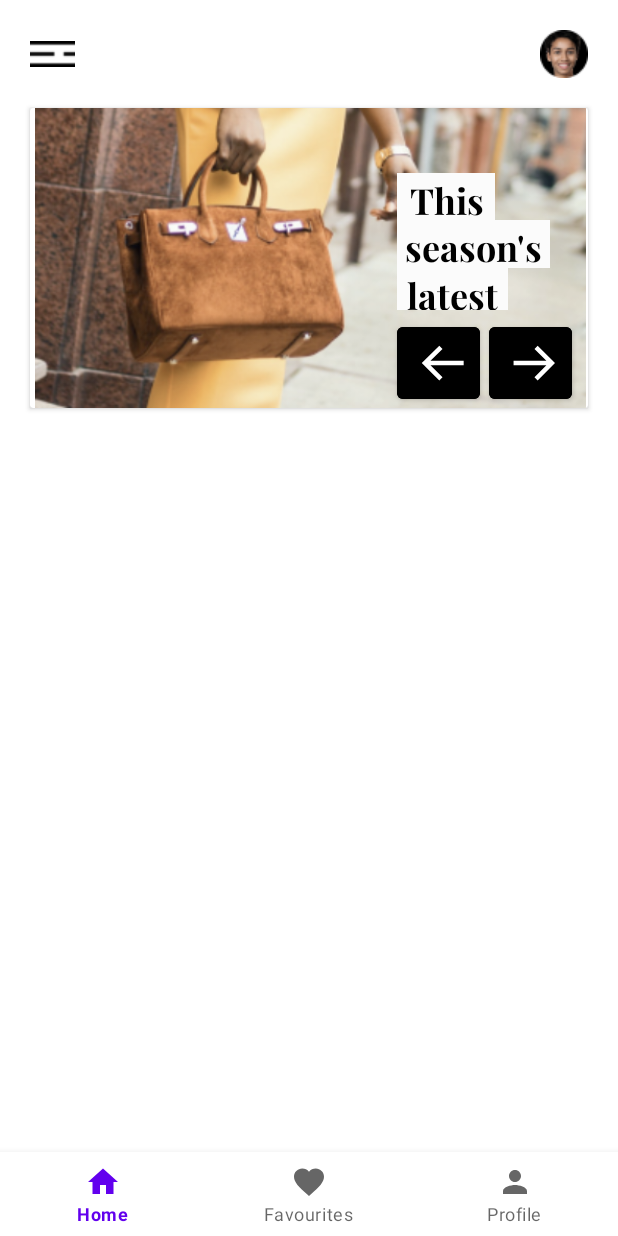
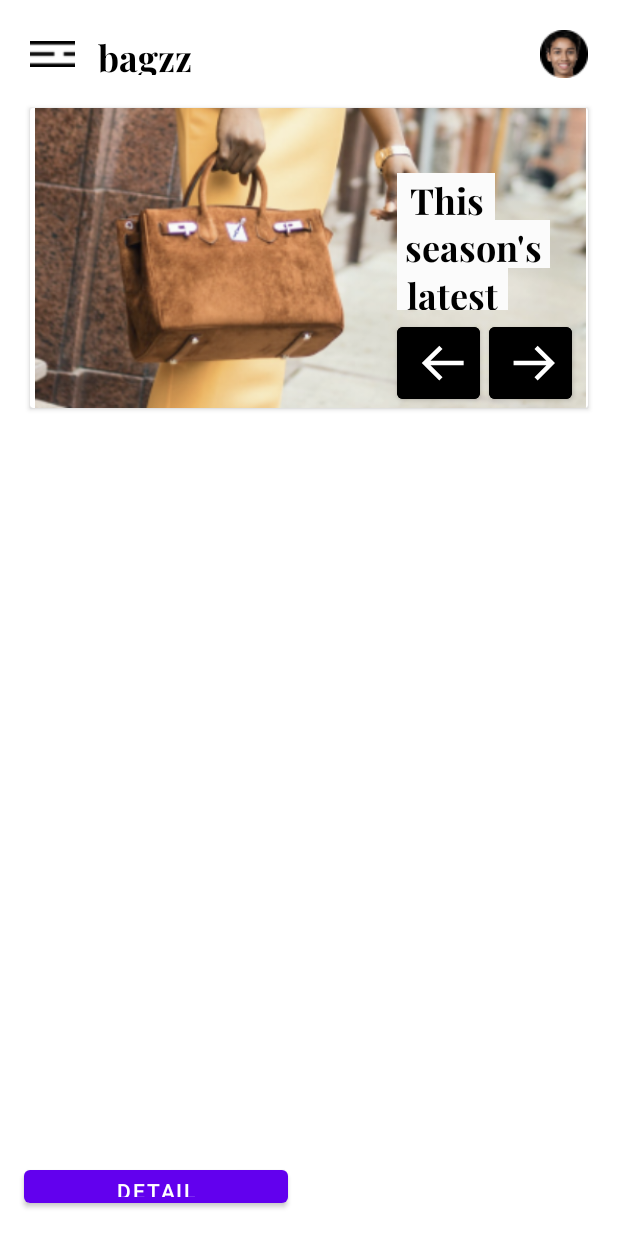
Before and after one commit to Hepsiburada-Mobil-Android-Bootcamp/GroupF-CantaSepeti, an Android app: the HomeFragment screen opened through its navigation route, on a phone screen of 412 x 824 dp. Run offline under Robolectric (Android 15) with nearby library versions, the phone set to English and light mode, and no system bars; our stand-ins replace Firebase (no records; nobody signed in at launch, a user with empty details on screens opened directly), data binding, navigation-ui.

```diff
--- a/app/build.gradle
+++ b/app/build.gradle
@@ -1,7 +1,8 @@
 plugins {
     id 'com.android.application'
     id 'kotlin-android'
-    id 'androidx.navigation.safeargs.kotlin'
+    id 'com.google.gms.google-services'
+     id 'androidx.navigation.safeargs.kotlin'
 
 }
 
@@ -45,6 +46,7 @@ dependencies {
     implementation 'com.google.android.material:material:1.4.0'
     implementation 'androidx.constraintlayout:constraintlayout:2.1.1'
     implementation 'androidx.legacy:legacy-support-v4:1.0.0'
+    implementation 'com.google.firebase:firebase-firestore:23.0.4'
     testImplementation 'junit:junit:4.13'
     androidTestImplementation 'androidx.test.ext:junit:1.1.3'
     androidTestImplementation 'androidx.test.espresso:espresso-core:3.4.0'
--- a/app/src/main/java/com/android/cantasepeti/adapter/ProductAdapter.kt
+++ b/app/src/main/java/com/android/cantasepeti/adapter/ProductAdapter.kt
@@ -13,7 +13,7 @@ class ProductAdapter(private val listProduct:ArrayList<Product>) :RecyclerView.A
     inner class ProductViewHolder(private val binding:ItemCardDesignBinding):RecyclerView.ViewHolder(binding.root){
 
         fun bind(product: Product) {
-            // olmadı viewbinding problem olabilir
+           binding.product = product
         }
 
     }
--- a/app/src/main/java/com/android/cantasepeti/view/tabs/HomeFragment.kt
+++ b/app/src/main/java/com/android/cantasepeti/view/tabs/HomeFragment.kt
@@ -7,31 +7,41 @@ import android.view.LayoutInflater
 import android.view.View
 import android.view.ViewGroup
 import android.widget.ImageView
+import androidx.databinding.DataBindingUtil
 import androidx.navigation.findNavController
+import androidx.recyclerview.widget.LinearLayoutManager
 import com.android.cantasepeti.R
+import com.android.cantasepeti.adapter.ProductAdapter
 import com.android.cantasepeti.databinding.FragmentHomeBinding
+import com.android.cantasepeti.entity.Product
 import com.android.cantasepeti.view.MainActivity
+import com.google.firebase.firestore.FirebaseFirestore
 
 class HomeFragment : Fragment() {
 
-    private var binding : FragmentHomeBinding? = null
+     var binding : FragmentHomeBinding? = null
+    private var firestore: FirebaseFirestore? = null
 
     override fun onCreateView(inflater: LayoutInflater, container: ViewGroup?, savedInstanceState: Bundle?): View? {
-        binding = FragmentHomeBinding.inflate(inflater, container, false)
-        (requireActivity() as MainActivity).showBottomNavigationBar()
+
+        binding =  DataBindingUtil.inflate(inflater,R.layout.fragment_home, container, false)
+
+
 
         binding?.buttonNext?.setOnClickListener {
             binding?.imageViewCard?.setImageResource(R.drawable.image_two)
         }
-         startSlider()
 
+        startSlider()
+        initProducts()
+        bindQuestions()
 
         binding?.btnMove?.setOnClickListener {
             val action = HomeFragmentDirections.actionHomeFragmentToDetailFragment()
             it.findNavController().navigate(action)
         }
 
-        val reycler_view = binding?.listRecyclerView
+        firestore = FirebaseFirestore.getInstance()
 
         return binding?.root
     }
@@ -54,4 +64,19 @@ class HomeFragment : Fragment() {
         }
     }
 
+    private fun initProducts(){
+        binding?.listRecyclerView?.layoutManager = LinearLayoutManager(context,LinearLayoutManager.VERTICAL,false)
+    }
+
+    private fun bindQuestions(){
+       firestore?.collection("products")?.get()?.addOnSuccessListener{ snapshot ->
+           snapshot.toObjects(Product::class.java)?.let { products ->
+               binding?.listRecyclerView?.adapter = ProductAdapter(products as ArrayList<Product>)
+           }
+
+
+       }
+    }
+
+
 }
--- a/app/src/main/res/layout/fragment_home.xml
+++ b/app/src/main/res/layout/fragment_home.xml
@@ -2,10 +2,8 @@
 <layout xmlns:android="http://schemas.android.com/apk/res/android"
     xmlns:app="http://schemas.android.com/apk/res-auto"
     xmlns:tools="http://schemas.android.com/tools">
-    <data>
-        <variable
-            name="product" type="com.android.cantasepeti.entity.Product" />
-    </data>
+
+
 <androidx.constraintlayout.widget.ConstraintLayout
     android:layout_width="match_parent"
     android:layout_height="match_parent"
@@ -44,7 +42,7 @@
         android:fontFamily="@font/playfair_display_bold"
 
         android:gravity="center_vertical"
-        android:text="@{product.name}"
+        android:text="@string/bagzz"
         android:textColor="@color/black"
         android:textSize="24sp"
         app:layout_constraintStart_toEndOf="@+id/imageView"
@@ -175,6 +173,7 @@
         android:layout_height="374dp"
         android:layout_marginStart="20dp"
         android:layout_marginTop="20dp"
+
         android:layout_marginEnd="20dp"
         app:layout_constraintEnd_toEndOf="parent"
         app:layout_constraintStart_toStartOf="parent"
--- a/build.gradle
+++ b/build.gradle
@@ -7,7 +7,8 @@ buildscript {
     dependencies {
         classpath "com.android.tools.build:gradle:7.0.2"
         classpath "org.jetbrains.kotlin:kotlin-gradle-plugin:1.5.31"
-        classpath "androidx.navigation:navigation-safe-args-gradle-plugin:2.3.5"
+        classpath 'com.google.gms:google-services:4.3.10'
+         classpath "androidx.navigation:navigation-safe-args-gradle-plugin:2.3.5"
 
         // NOTE: Do not place your application dependencies here; they belong
         // in the individual module build.gradle files
```
Also changed, not shown: app/src/main/res/layout/item_card_design.xml (+9 -1 lines), 1 other file.
